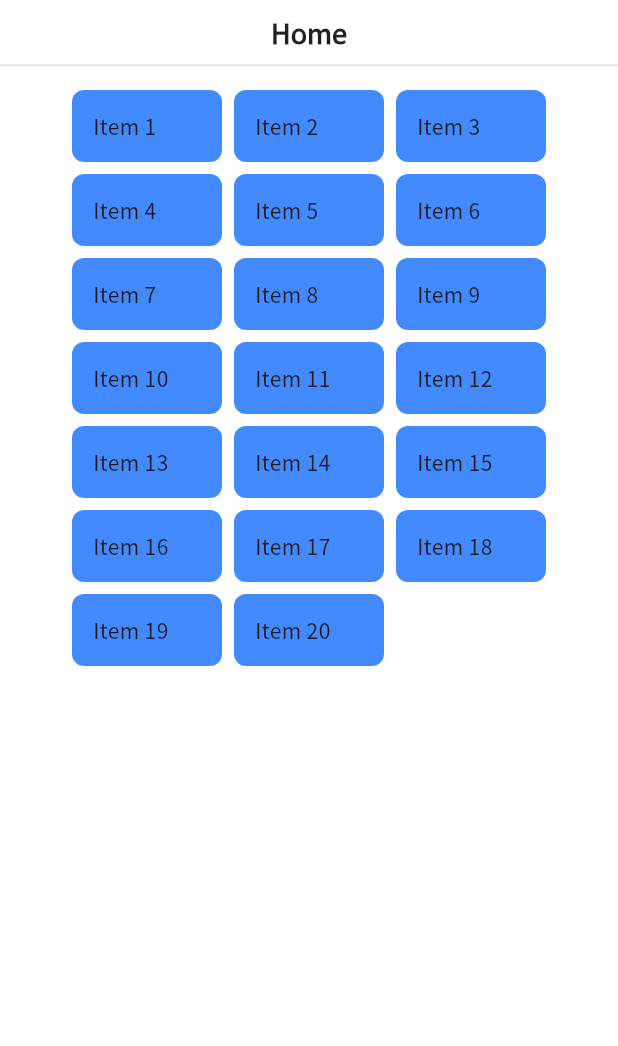
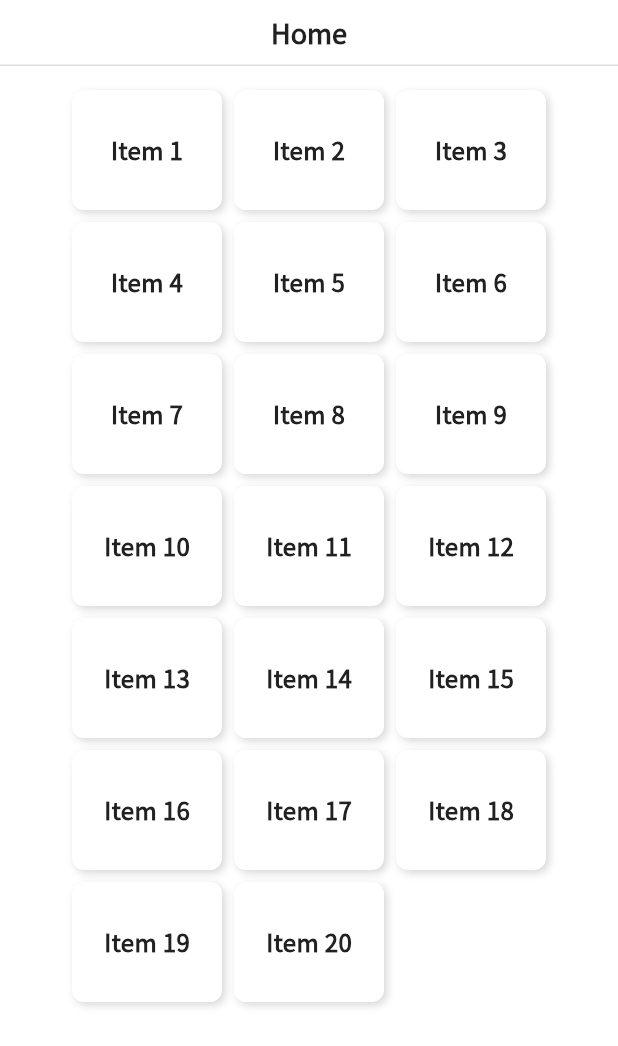
Before and after one commit to henryypin/playground_flutter, a Flutter app: the screen it shows after launch, on a phone screen of 412 x 824 dp. Shown: the top 1046 px of the screen. Run offline on Flutter 3.47's test engine with Material 3 defaults, Android fonts, the phone set to English and light mode, and no system bars; our stand-ins replace auto_route, equatable, flutter_bloc.

Commit message:
Refactor HomePage to use StatefulWidget; implement item building with themed styles and shadows

```diff
--- a/lib/features/general/home_page.dart
+++ b/lib/features/general/home_page.dart
@@ -2,13 +2,18 @@ import 'package:flutter/material.dart';
 
 import 'package:auto_route/auto_route.dart';
 
-import 'package:playground_flutter/features/general/widgets/home_item_view.dart';
+import 'package:playground_flutter/pp_ui/painting/shadow/pp_basic_shadow.dart';
 import 'package:playground_flutter/pp_ui/pp_ui.dart';
 
 @RoutePage(name: "HomePageRoute")
-class HomePage extends StatelessWidget {
+class HomePage extends StatefulWidget {
   const HomePage({super.key});
 
+  @override
+  State<HomePage> createState() => _HomePageState();
+}
+
+class _HomePageState extends State<HomePage> with PpThemedState<HomePage> {
   @override
   Widget build(BuildContext context) {
     return Scaffold(
@@ -21,11 +26,25 @@ class HomePage extends StatelessWidget {
             runSpacing: 8,
             children: List.generate(
               20,
-              (index) => HomeItemView(title: 'Item ${index + 1}'),
+              (index) => _buildItem(title: 'Item ${index + 1}'),
             ),
           ),
         ),
       ),
     );
   }
+
+  Widget _buildItem({required String title}) {
+    return Container(
+      width: 100,
+      height: 80,
+      decoration: BoxDecoration(
+        color: ppTheme.color.background,
+        borderRadius: BorderRadius.circular(8),
+        boxShadow: [PpBasicShadow(color: ppTheme.color.shadow)],
+      ),
+      alignment: Alignment.center,
+      child: Text(title, style: ppTheme.textStyle.headline3),
+    );
+  }
 }
--- a/lib/features/general/widgets/home_item_view.dart
+++ /dev/null
@@ -1,20 +0,0 @@
-import 'package:flutter/material.dart';
-
-class HomeItemView extends StatelessWidget {
-  const HomeItemView({super.key, required this.title});
-
-  final String title;
-
-  @override
-  Widget build(BuildContext context) {
-    return Container(
-      width: 100,
-      decoration: BoxDecoration(
-        color: Colors.blueAccent,
-        borderRadius: BorderRadius.circular(8),
-      ),
-      padding: const EdgeInsets.all(14),
-      child: Text(title),
-    );
-  }
-}
--- /dev/null
+++ b/lib/pp_ui/painting/shadow/pp_basic_shadow.dart
@@ -0,0 +1,6 @@
+import 'package:flutter/material.dart';
+
+class PpBasicShadow extends BoxShadow {
+  const PpBasicShadow({required super.color})
+    : super(blurRadius: 4, offset: const Offset(2, 2));
+}
--- a/lib/pp_ui/theme/themes/pp_dark_theme.dart
+++ b/lib/pp_ui/theme/themes/pp_dark_theme.dart
@@ -15,6 +15,9 @@ class _PpDarkColor extends PpBaseColor {
         appBarBackground: const Color(0xFF121212),
         icon: const Color(0xFFB3B3B3),
         divider: const Color(0xFF3A3A3A),
+        border: const Color(0xFFE3E4E0),
+        shadow: const Color(0x66000000),
         appBarTitle: const Color(0xFFFFFFFF),
+        headline: const Color(0xFFFFFFFF),
       );
 }
```
Also changed, not shown: lib/pp_ui/theme/pp_base_color.dart (+9 -0 lines), lib/pp_ui/theme/pp_base_text_style.dart (+27 -1 lines).
